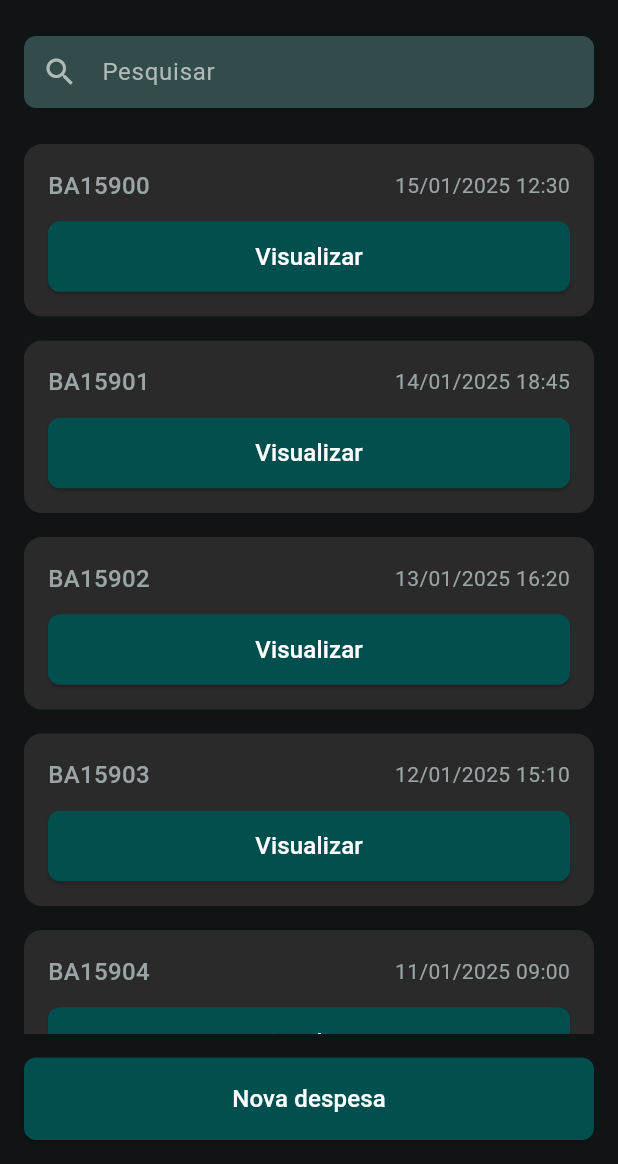
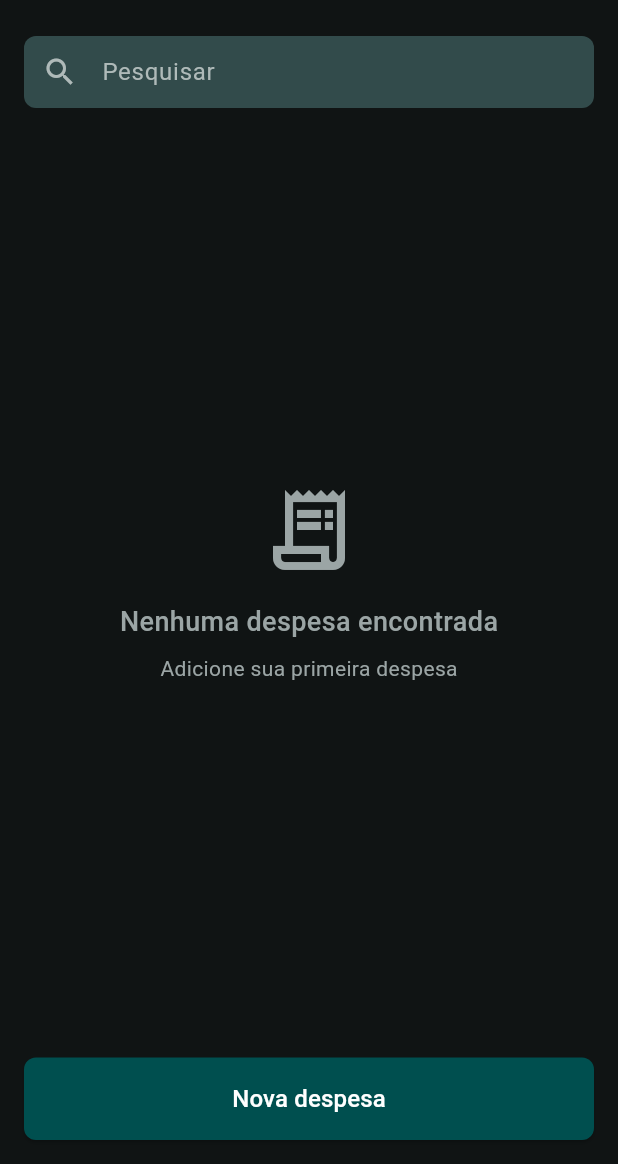
Before and after one commit to LaVitalle/simagestor_app, a Flutter app: the DespesasPage screen opened by its route, on a phone screen of 412 x 824 dp, the part 72-1236 px from its top. Run offline on Flutter 3.47's test engine with Material 3 defaults, Android fonts, the light colour scheme and no system bars; our stand-ins replace dio, sqflite; accounts and stored records are empty.

Commit message:
feat: Conectando form de despesas ao banco de dados local

```diff
--- a/lib/models/despesa.dart
+++ b/lib/models/despesa.dart
@@ -1,21 +1,21 @@
 class Despesa {
   final int idDespesa;
   final double valor;
+  final String placa;
   final String observacao;
   final DateTime dataHora;
   final bool recorrente;
   final String tipoDespesa;
-  final String placaVeiculo;
   final int configuracoesIdUsuario;
 
   Despesa({
     required this.idDespesa,
     required this.valor,
+    required this.placa,
     required this.observacao,
     required this.dataHora,
     required this.recorrente,
     required this.tipoDespesa,
-    required this.placaVeiculo,
     required this.configuracoesIdUsuario,
   });
 
@@ -23,12 +23,12 @@ class Despesa {
     return Despesa(
       idDespesa: json['id_despesa'] as int,
       valor: (json['valor'] as num).toDouble(),
+      placa: json['placa'] as String? ?? '',
       observacao: json['observacao'] as String? ?? '',
       dataHora: DateTime.parse(json['data_hora'] as String),
       recorrente: json['recorrente'] == 1,
       tipoDespesa: json['tipo_despesa'] as String? ?? '',
-      placaVeiculo: json['placa_veiculo'] as String? ?? '',
-      configuracoesIdUsuario: json['configurações_id_usuario'] as int,
+      configuracoesIdUsuario: json['configuracoes_id_usuario'] as int,
     );
   }
 
@@ -36,12 +36,12 @@ class Despesa {
     return {
       'id_despesa': idDespesa,
       'valor': valor,
+      'placa': placa,
       'observacao': observacao,
       'data_hora': dataHora.toIso8601String(),
       'recorrente': recorrente ? 1 : 0,
       'tipo_despesa': tipoDespesa,
-      'placa_veiculo': placaVeiculo,
-      'configurações_id_usuario': configuracoesIdUsuario,
+      'configuracoes_id_usuario': configuracoesIdUsuario,
     };
   }
 
@@ -59,6 +59,6 @@ class Despesa {
 
   @override
   String toString() {
-    return 'Despesa{idDespesa: $idDespesa, valor: $valor, observacao: $observacao, dataHora: $dataHora, recorrente: $recorrente, tipoDespesa: $tipoDespesa, placaVeiculo: $placaVeiculo, configuracoesIdUsuario: $configuracoesIdUsuario}';
+    return 'Despesa{idDespesa: $idDespesa, valor: $valor, placa: $placa, observacao: $observacao, dataHora: $dataHora, recorrente: $recorrente, tipoDespesa: $tipoDespesa, configuracoesIdUsuario: $configuracoesIdUsuario}';
   }
 }
--- a/lib/screens/despesa/detalhes_despesa_page.dart
+++ b/lib/screens/despesa/detalhes_despesa_page.dart
@@ -201,8 +201,8 @@ class _DetalhesDespesaPageState extends State<DetalhesDespesaPage> {
 
           _buildDetalheItem('Tipo de despesa', _despesa!.tipoDespesa),
 
-          if (_despesa!.placaVeiculo.isNotEmpty)
-            _buildDetalheItem('Placa do veículo', _despesa!.placaVeiculo),
+          if (_despesa!.placa.isNotEmpty)
+            _buildDetalheItem('Placa do veículo', _despesa!.placa),
 
           if (_despesa!.observacao.isNotEmpty)
             _buildDetalheItem('Observação', _despesa!.observacao),
--- a/lib/services/despesa_service.dart
+++ b/lib/services/despesa_service.dart
@@ -1,183 +1,222 @@
 import 'package:simagestor_app/models/despesa.dart';
+import 'package:simagestor_app/services/service_local_database.dart';
 
 class DespesaService {
-  // Dados mockados para demonstração
-  static final List<Despesa> _despesasMockadas = [
-    Despesa(
-      idDespesa: 195123456,
-      valor: 25.50,
-      observacao: 'Almoço no restaurante',
-      dataHora: DateTime(2025, 1, 15, 12, 30),
-      recorrente: false,
-      tipoDespesa: 'Alimentação',
-      placaVeiculo: 'ABC-1234',
-      configuracoesIdUsuario: 1,
-    ),
-    Despesa(
-      idDespesa: 195123457,
-      valor: 150.00,
-      observacao: 'Combustível para viagem',
-      dataHora: DateTime(2025, 1, 14, 18, 45),
-      recorrente: false,
-      tipoDespesa: 'Transporte',
-      placaVeiculo: 'DEF-5678',
-      configuracoesIdUsuario: 1,
-    ),
-    Despesa(
-      idDespesa: 195123458,
-      valor: 89.90,
-      observacao: 'Medicamentos na farmácia',
-      dataHora: DateTime(2025, 1, 13, 16, 20),
-      recorrente: true,
-      tipoDespesa: 'Saúde',
-      placaVeiculo: 'GHI-9012',
-      configuracoesIdUsuario: 1,
-    ),
-    Despesa(
-      idDespesa: 195123459,
-      valor: 45.00,
-      observacao: 'Lanche da tarde',
-      dataHora: DateTime(2025, 1, 12, 15, 10),
-      recorrente: false,
-      tipoDespesa: 'Alimentação',
-      placaVeiculo: 'JKL-3456',
-      configuracoesIdUsuario: 1,
-    ),
-    Despesa(
-      idDespesa: 195123460,
-      valor: 200.00,
-      observacao: 'Conta de luz do mês',
-      dataHora: DateTime(2025, 1, 11, 9, 0),
-      recorrente: true,
-      tipoDespesa: 'Utilidades',
-      placaVeiculo: 'MNO-7890',
-      configuracoesIdUsuario: 1,
-    ),
-    Despesa(
-      idDespesa: 195123461,
-      valor: 75.30,
-      observacao: 'Taxi para o aeroporto',
-      dataHora: DateTime(2025, 1, 10, 6, 30),
-      recorrente: false,
-      tipoDespesa: 'Transporte',
-      placaVeiculo: 'PQR-1234',
-      configuracoesIdUsuario: 1,
-    ),
-    Despesa(
-      idDespesa: 195123462,
-      valor: 320.00,
-      observacao: 'Compras no supermercado',
-      dataHora: DateTime(2025, 1, 9, 19, 15),
-      recorrente: true,
-      tipoDespesa: 'Alimentação',
-      placaVeiculo: 'STU-5678',
-      configuracoesIdUsuario: 1,
-    ),
-    Despesa(
-      idDespesa: 195123463,
-      valor: 120.00,
-      observacao: 'Consulta médica',
-      dataHora: DateTime(2025, 1, 8, 14, 0),
-      recorrente: false,
-      tipoDespesa: 'Saúde',
-      placaVeiculo: 'VWX-9012',
-      configuracoesIdUsuario: 1,
-    ),
-    Despesa(
-      idDespesa: 195123464,
-      valor: 65.00,
-      observacao: 'Cinema com amigos',
-      dataHora: DateTime(2025, 1, 7, 20, 30),
-      recorrente: false,
-      tipoDespesa: 'Entretenimento',
-      placaVeiculo: 'YZA-3456',
-      configuracoesIdUsuario: 1,
-    ),
-    Despesa(
-      idDespesa: 195123465,
-      valor: 180.00,
-      observacao: 'Conta de internet',
-      dataHora: DateTime(2025, 1, 6, 10, 0),
-      recorrente: true,
-      tipoDespesa: 'Utilidades',
-      placaVeiculo: 'BCD-7890',
-      configuracoesIdUsuario: 1,
-    ),
-  ];
+  static final ServiceLocalDatabase _db = ServiceLocalDatabase.instance;
 
   static Future<List<Despesa>> buscarDespesas() async {
-    // Simula delay de rede
-    await Future.delayed(const Duration(seconds: 1));
-
-    // Simula possível erro (descomente para testar)
-    // if (DateTime.now().millisecond % 10 == 0) {
-    //   throw Exception('Erro simulado na rede');
-    // }
-
-    // Retorna os dados mockados
-    return List.from(_despesasMockadas);
+    try {
+      final List<Map<String, dynamic>> results = await _db.getAllDespesas();
+      return results.map((json) => Despesa.fromJson(json)).toList();
+    } catch (e) {
+      throw Exception('Erro ao buscar despesas: $e');
+    }
   }
 
   static Future<Despesa> buscarDespesaPorId(int id) async {
-    // Simula delay de rede
-    await Future.delayed(const Duration(milliseconds: 500));
-
-    // Busca a despesa pelos dados mockados
-    final despesa = _despesasMockadas.firstWhere(
-      (d) => d.idDespesa == id,
-      orElse: () => throw Exception('Despesa não encontrada'),
-    );
-
-    return despesa;
+    try {
+      final Map<String, dynamic>? result = await _db.getDespesaById(id);
+      if (result == null) {
+        throw Exception('Despesa não encontrada');
+      }
+      return Despesa.fromJson(result);
+    } catch (e) {
+      throw Exception('Erro ao buscar despesa por ID $id: $e');
+    }
   }
 
-  // Método para adicionar nova despesa aos dados mockados
   static Future<Despesa> adicionarDespesa(Despesa novaDespesa) async {
-    await Future.delayed(const Duration(milliseconds: 800));
+    try {
+      final data = novaDespesa.toJson();
+      // Remove o id_despesa se for 0 (novo registro)
+      if (data['id_despesa'] == 0) {
+        data.remove('id_despesa');
+      }
 
-    // Gera um novo ID baseado no último ID + 1
-    final ultimoId = _despesasMockadas
-        .map((d) => d.idDespesa)
-        .reduce((a, b) => a > b ? a : b);
-    final novaDespesaComId = Despesa(
-      idDespesa: ultimoId + 1,
+      final int id = await _db.insertDespesa(data);
+
+      // Retorna a despesa com o ID gerado pelo banco
+      return Despesa(
+        idDespesa: id,
         valor: novaDespesa.valor,
+        placa: novaDespesa.placa,
         observacao: novaDespesa.observacao,
         dataHora: novaDespesa.dataHora,
         recorrente: novaDespesa.recorrente,
         tipoDespesa: novaDespesa.tipoDespesa,
-      placaVeiculo: novaDespesa.placaVeiculo,
         configuracoesIdUsuario: novaDespesa.configuracoesIdUsuario,
       );
-
-    _despesasMockadas.insert(0, novaDespesaComId);
-    return novaDespesaComId;
+    } catch (e) {
+      throw Exception('Erro ao adicionar despesa: $e');
+    }
   }
 
-  // Método para atualizar despesa nos dados mockados
   static Future<Despesa> atualizarDespesa(Despesa despesaAtualizada) async {
-    await Future.delayed(const Duration(milliseconds: 600));
+    try {
+      final data = despesaAtualizada.toJson();
+      // Remove o id_despesa do update
+      data.remove('id_despesa');
 
-    final index = _despesasMockadas.indexWhere(
-      (d) => d.idDespesa == despesaAtualizada.idDespesa,
+      final int rowsAffected = await _db.updateDespesa(
+        despesaAtualizada.idDespesa,
+        data,
       );
-    if (index == -1) {
+
+      if (rowsAffected == 0) {
         throw Exception('Despesa não encontrada');
       }
 
-    _despesasMockadas[index] = despesaAtualizada;
       return despesaAtualizada;
+    } catch (e) {
+      throw Exception('Erro ao atualizar despesa: $e');
+    }
   }
 
-  // Método para excluir despesa dos dados mockados
   static Future<void> excluirDespesa(int id) async {
-    await Future.delayed(const Duration(milliseconds: 400));
+    try {
+      final int rowsAffected = await _db.deleteDespesa(id);
 
-    final index = _despesasMockadas.indexWhere((d) => d.idDespesa == id);
-    if (index == -1) {
+      if (rowsAffected == 0) {
         throw Exception('Despesa não encontrada');
       }
-
-    _despesasMockadas.removeAt(index);
+    } catch (e) {
+      throw Exception('Erro ao excluir despesa: $e');
     }
   }
+
+  /// Busca despesas por tipo
+  static Future<List<Despesa>> buscarDespesasPorTipo(String tipo) async {
+    try {
+      final List<Map<String, dynamic>> results = await _db.getDespesasByTipo(
+        tipo,
+      );
+      return results.map((json) => Despesa.fromJson(json)).toList();
+    } catch (e) {
+      throw Exception('Erro ao buscar despesas por tipo $tipo: $e');
+    }
+  }
+
+  /// Busca despesas por período
+  static Future<List<Despesa>> buscarDespesasPorPeriodo(
+    DateTime dataInicio,
+    DateTime dataFim,
+  ) async {
+    try {
+      final String inicio = dataInicio.toIso8601String();
+      final String fim = dataFim.toIso8601String();
+
+      final List<Map<String, dynamic>> results = await _db.getDespesasByPeriodo(
+        inicio,
+        fim,
+      );
+      return results.map((json) => Despesa.fromJson(json)).toList();
+    } catch (e) {
+      throw Exception('Erro ao buscar despesas por período: $e');
+    }
+  }
+
+  /// Busca despesas por período (usando strings)
+  static Future<List<Despesa>> buscarDespesasPorPeriodoString(
+    String dataInicio,
+    String dataFim,
+  ) async {
+    try {
+      final List<Map<String, dynamic>> results = await _db.getDespesasByPeriodo(
+        dataInicio,
+        dataFim,
+      );
+      return results.map((json) => Despesa.fromJson(json)).toList();
+    } catch (e) {
+      throw Exception(
+        'Erro ao buscar despesas por período $dataInicio - $dataFim: $e',
+      );
+    }
+  }
+
+  /// Busca despesas não sincronizadas
+  static Future<List<Despesa>> buscarDespesasNaoSincronizadas() async {
+    try {
+      final List<Map<String, dynamic>> results = await _db
+          .getDadosNaoSincronizados('despesa');
+      return results.map((json) => Despesa.fromJson(json)).toList();
+    } catch (e) {
+      throw Exception('Erro ao buscar despesas não sincronizadas: $e');
+    }
+  }
+
+  /// Marca uma despesa como sincronizada
+  static Future<void> marcarDespesaComoSincronizada(int id) async {
+    try {
+      await _db.marcarComoSincronizado('despesa', id);
+    } catch (e) {
+      throw Exception('Erro ao marcar despesa ID $id como sincronizada: $e');
+    }
+  }
+
+  /// Calcula o total de despesas
+  static Future<double> calcularTotalDespesas() async {
+    try {
+      final List<Despesa> todasDespesas = await buscarDespesas();
+      return todasDespesas.fold<double>(
+        0.0,
+        (total, despesa) => total + despesa.valor,
+      );
+    } catch (e) {
+      throw Exception('Erro ao calcular total de despesas: $e');
+    }
+  }
+
+  /// Calcula o total de despesas por tipo
+  static Future<double> calcularTotalDespesasPorTipo(String tipo) async {
+    try {
+      final List<Despesa> despesas = await buscarDespesasPorTipo(tipo);
+      return despesas.fold<double>(
+        0.0,
+        (total, despesa) => total + despesa.valor,
+      );
+    } catch (e) {
+      throw Exception('Erro ao calcular total de despesas por tipo $tipo: $e');
+    }
+  }
+
+  /// Calcula o total de despesas por período
+  static Future<double> calcularTotalDespesasPorPeriodo(
+    DateTime dataInicio,
+    DateTime dataFim,
+  ) async {
+    try {
+      final List<Despesa> despesas = await buscarDespesasPorPeriodo(
+        dataInicio,
+        dataFim,
+      );
+      return despesas.fold<double>(
+        0.0,
+        (total, despesa) => total + despesa.valor,
+      );
+    } catch (e) {
+      throw Exception('Erro ao calcular total de despesas por período: $e');
+    }
+  }
+
+  /// Cria uma nova despesa com valores padrão
+  static Despesa criarDespesa({
+    required double valor,
+    required String tipoDespesa,
+    String placa = '',
+    String observacao = '',
+    DateTime? dataHora,
+    bool recorrente = false,
+    required int configuracoesIdUsuario,
+  }) {
+    return Despesa(
+      idDespesa: 0, // ID será gerado pelo banco
+      valor: valor,
+      placa: placa,
+      observacao: observacao,
+      dataHora: dataHora ?? DateTime.now(),
+      recorrente: recorrente,
+      tipoDespesa: tipoDespesa,
+      configuracoesIdUsuario: configuracoesIdUsuario,
+    );
+  }
+}
--- a/lib/services/service_local_database.dart
+++ b/lib/services/service_local_database.dart
@@ -63,6 +63,7 @@ class ServiceLocalDatabase {
       CREATE TABLE despesa (
         id_despesa INTEGER PRIMARY KEY AUTOINCREMENT,
         valor REAL NOT NULL,
+        placa TEXT NOT NULL,
         observacao TEXT,
         data_hora TEXT NOT NULL,
         recorrente INTEGER,
```
Also changed, not shown: lib/screens/despesa/form_despesas_page.dart (+11 -11 lines). Lines whose indentation alone changed are shown as unchanged.
